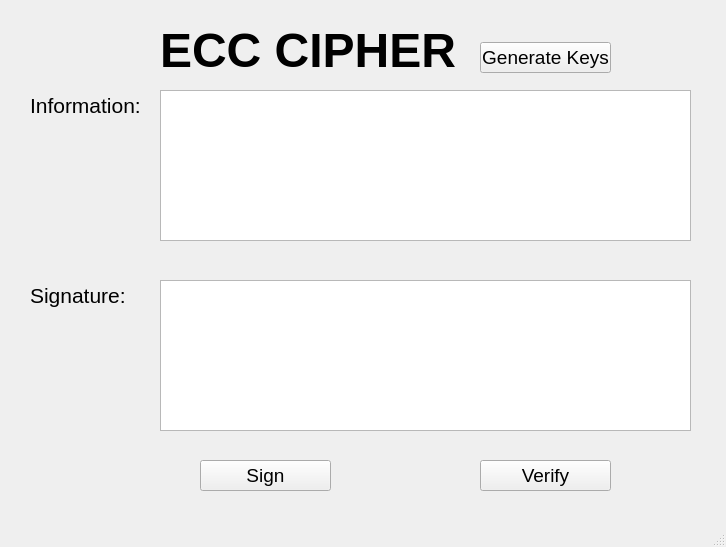
Above: Lab-03/ui/ecc.ui from ndpv1922005-prog/nguyendangphuongvy_2614 before the change. Below: the same form after it.
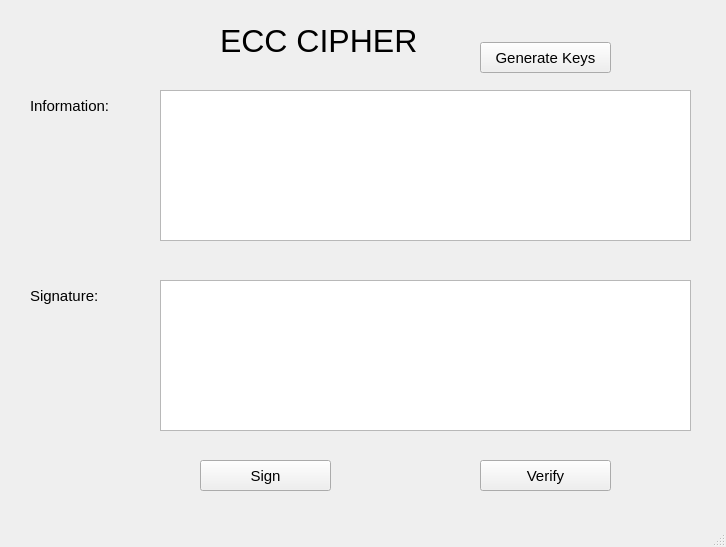
That is the form after the change.

Patch:
```diff
--- a/Lab-03/ui/ecc.ui
+++ b/Lab-03/ui/ecc.ui
@@ -17,17 +17,17 @@
    <widget class="QLabel" name="label">
     <property name="geometry">
      <rect>
-      <x>160</x>
-      <y>20</y>
-      <width>301</width>
+      <x>220</x>
+      <y>10</y>
+      <width>241</width>
       <height>61</height>
      </rect>
     </property>
     <property name="font">
      <font>
-      <pointsize>36</pointsize>
-      <weight>75</weight>
-      <bold>true</bold>
+      <pointsize>24</pointsize>
+      <weight>50</weight>
+      <bold>false</bold>
      </font>
     </property>
     <property name="text">
@@ -45,7 +45,7 @@
     </property>
     <property name="font">
      <font>
-      <pointsize>16</pointsize>
+      <pointsize>11</pointsize>
      </font>
     </property>
     <property name="text">
@@ -63,7 +63,7 @@
     </property>
     <property name="font">
      <font>
-      <pointsize>16</pointsize>
+      <pointsize>11</pointsize>
      </font>
     </property>
     <property name="text">
@@ -101,7 +101,7 @@
     </property>
     <property name="font">
      <font>
-      <pointsize>14</pointsize>
+      <pointsize>11</pointsize>
      </font>
     </property>
     <property name="text">
@@ -119,7 +119,7 @@
     </property>
     <property name="font">
      <font>
-      <pointsize>14</pointsize>
+      <pointsize>11</pointsize>
      </font>
     </property>
     <property name="text">
@@ -137,7 +137,7 @@
     </property>
     <property name="font">
      <font>
-      <pointsize>14</pointsize>
+      <pointsize>11</pointsize>
      </font>
     </property>
     <property name="text">
```
Left out of the diff: 2 changed lines with no effect on the pictures.
